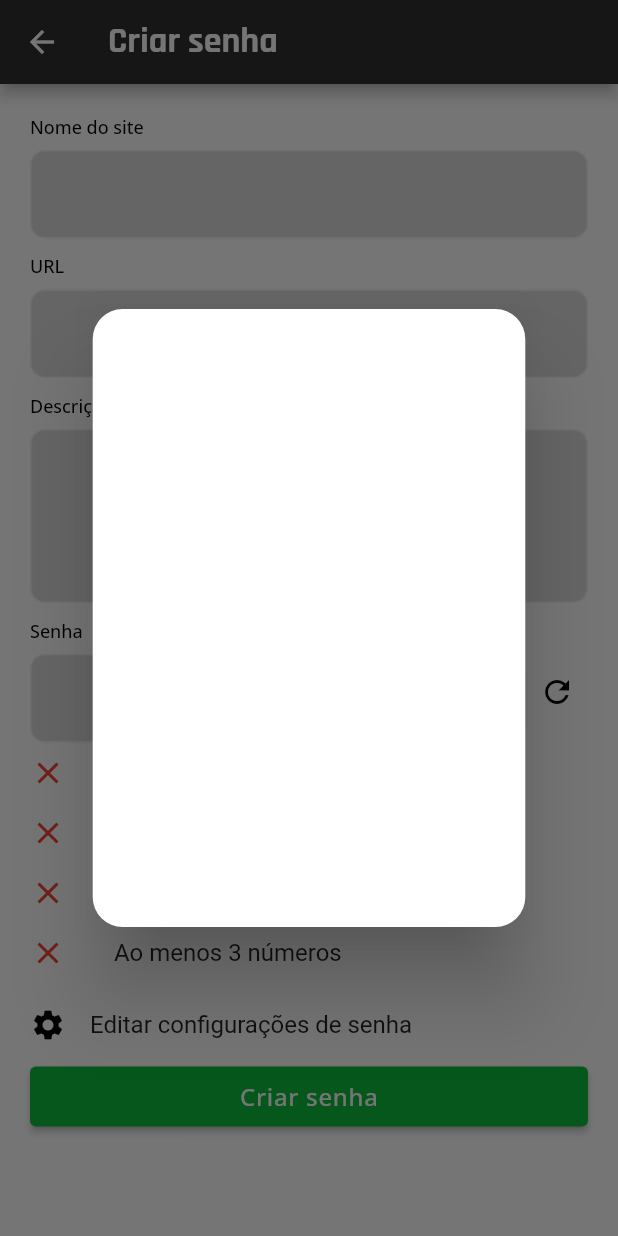
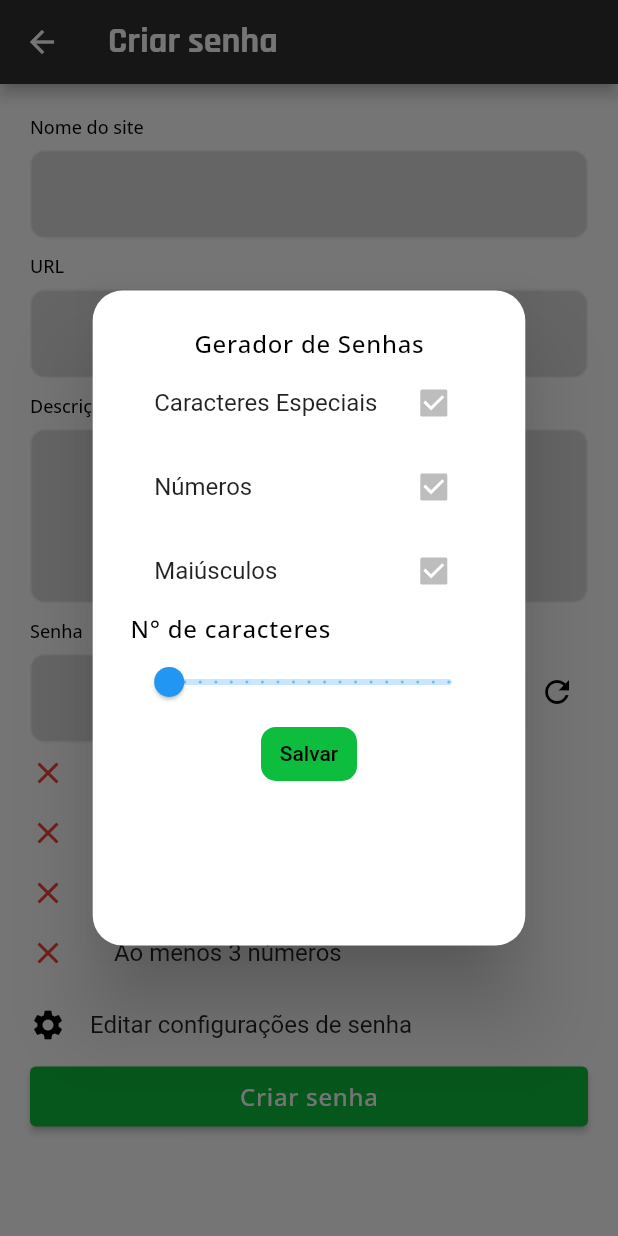
Before and after one commit to PasswordHub/ArrowHead, a Flutter app: the CreateEditPassword screen opened by its route, after a tap on "Editar configurações de senha", on a phone screen of 412 x 824 dp. Run offline on Flutter 3.47's test engine with Material 2 defaults, Android fonts, the phone set to English and light mode, and no system bars; our stand-ins replace cloud_firestore, email_validator, firebase_auth, firebase_core, firebase_storage; accounts and stored records are empty.

Commit message:
feat: feito password config

```diff
--- a/arrowhead/lib/screens/CreateEditPassword/widgets/password_config.dart
+++ b/arrowhead/lib/screens/CreateEditPassword/widgets/password_config.dart
@@ -0,0 +1,118 @@
+import 'package:flutter/material.dart';
+
+class PasswordDialogConfig extends StatefulWidget {
+  const PasswordDialogConfig({Key? key}) : super(key: key);
+
+  @override
+  State<PasswordDialogConfig> createState() => _PasswordDialogConfigState();
+}
+
+class _PasswordDialogConfigState extends State<PasswordDialogConfig> {
+  final special_character_key = 'has_special_character';
+  final numbers_key = 'has_numbers';
+  final uppercase_key = 'has_uppercase';
+  final number_of_characters_key = 'number_of_characters';
+  var passwordProperties = {};
+
+  @override
+  void initState() {
+    passwordProperties = {
+      special_character_key: true,
+      numbers_key: true,
+      uppercase_key: true,
+      number_of_characters_key: 12.0
+    };
+    super.initState();
+  }
+
+  @override
+  Widget build(BuildContext context) {
+    final deviceSize = MediaQuery.of(context).size;
+    return Dialog(
+      backgroundColor: Colors.transparent,
+      insetPadding: const EdgeInsets.all(10),
+      child: Container(
+          decoration: const BoxDecoration(
+              borderRadius: BorderRadius.all(Radius.circular(20)),
+              color: Colors.white),
+          width: deviceSize.width * 0.7,
+          height: deviceSize.height * 0.53,
+          child: Padding(
+            padding: const EdgeInsets.all(25),
+            child: Column(
+              crossAxisAlignment: CrossAxisAlignment.start,
+              children: [
+                const Center(
+                  child: Text(
+                    'Gerador de Senhas',
+                    style: TextStyle(color: Colors.black),
+                  ),
+                ),
+                CheckboxListTile(
+                  value: passwordProperties[special_character_key],
+                  onChanged: (value) {
+                    setState(() {
+                      passwordProperties[special_character_key] = value;
+                    });
+                  },
+                  title: Text("Caracteres Especiais"),
+                ),
+                CheckboxListTile(
+                  value: passwordProperties[numbers_key],
+                  onChanged: (value) {
+                    setState(() {
+                      passwordProperties[numbers_key] = value;
+                    });
+                  },
+                  title: Text("Números"),
+                ),
+                CheckboxListTile(
+                  value: passwordProperties[uppercase_key],
+                  onChanged: (value) {
+                    setState(() {
+                      passwordProperties[uppercase_key] = value;
+                    });
+                  },
+                  title: Text("Maiúsculos"),
+                ),
+                Text(
+                  "N° de caracteres",
+                  style: TextStyle(color: Colors.black),
+                ),
+                Slider(
+                  min: 12,
+                  max: 30,
+                  label: "${passwordProperties[number_of_characters_key]}",
+                  divisions: 30 - 12,
+                  value:
+                      passwordProperties[number_of_characters_key].toDouble(),
+                  onChanged: (value) {
+                    var newValue = value.toInt();
+                    setState(() {
+                      passwordProperties[number_of_characters_key] = newValue;
+                    });
+                  },
+                ),
+                Align(
+                  alignment: Alignment.bottomCenter,
+                  child: TextButton(
+                      style: ButtonStyle(
+                          backgroundColor: MaterialStateProperty.all(
+                              const Color.fromARGB(255, 13, 189, 62)),
+                          shape:
+                              MaterialStateProperty.all<RoundedRectangleBorder>(
+                                  RoundedRectangleBorder(
+                            borderRadius: BorderRadius.circular(10.0),
+                          ))),
+                      onPressed: () {
+                        Navigator.of(context).pop(passwordProperties);
+                      },
+                      child: Text("Salvar",
+                          style: TextStyle(color: Colors.black))),
+                )
+              ],
+            ),
+          )),
+    );
+  }
+}
--- a/arrowhead/lib/screens/CreateEditPassword/widgets/password_field/password_field.dart
+++ b/arrowhead/lib/screens/CreateEditPassword/widgets/password_field/password_field.dart
@@ -1,5 +1,6 @@
 import 'dart:math';
 
+import 'package:arrowhead/screens/CreateEditPassword/widgets/password_config.dart';
 import 'package:flutter/material.dart';
 
 import '../check_list_tile.dart';
@@ -65,35 +66,14 @@ class _PasswordTextFieldState extends State<PasswordTextField> {
           leading: const Icon(Icons.settings),
           minLeadingWidth: 5,
           title: const Text('Editar configurações de senha'),
-          onTap: () {
-            showDialog(
+          onTap: () async {
+            final password_data = await showDialog(
                 context: context,
-                builder: (ctx) {
-                  return Dialog(
-                    backgroundColor: Colors.transparent,
-                    insetPadding: EdgeInsets.all(10),
-                    child: Container(
-                        decoration: const BoxDecoration(
-                            borderRadius: BorderRadius.all(Radius.circular(20)),
-                            color: Colors.white),
-                        width: deviceSize.width * 0.7,
-                        height: deviceSize.height * 0.5,
-                        child: Padding(
-                          padding: const EdgeInsets.all(25),
-                          child: Column(
-                            crossAxisAlignment: CrossAxisAlignment.start,
-                            children: [
-                              Center(
-                                child: Text(
-                                  'Olha a criança',
-                                  style: Theme.of(ctx).textTheme.headline1,
-                                ),
-                              )
-                            ],
-                          ),
-                        )),
-                  );
+                builder: (context) {
+                  return PasswordDialogConfig();
                 });
+
+            print(password_data);
           },
         )
       ],
```
